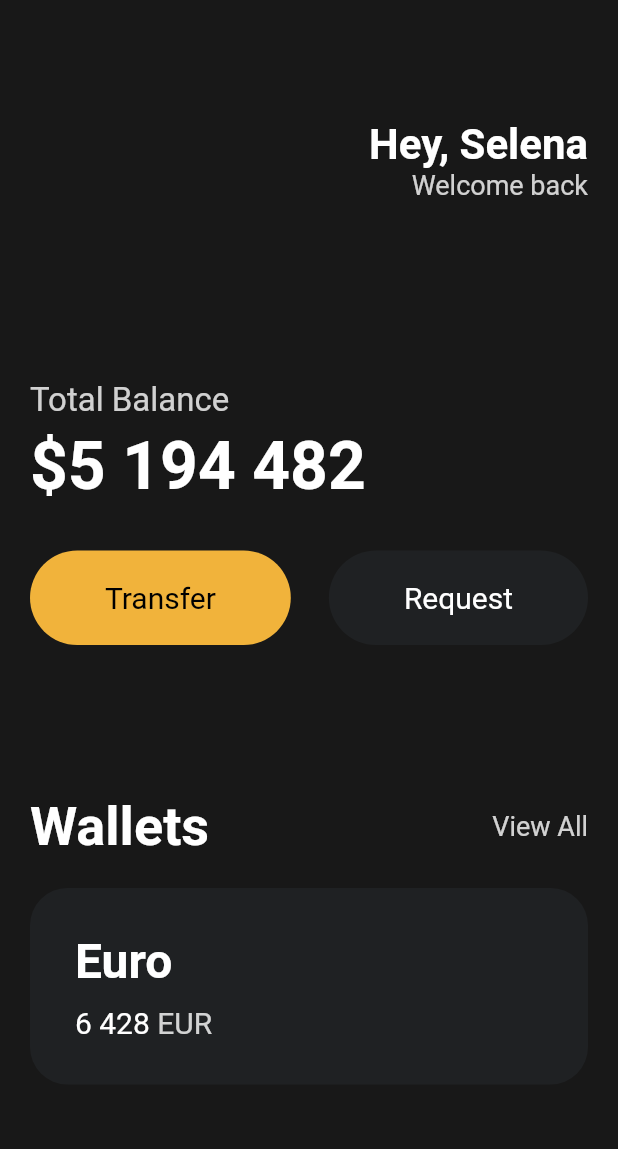
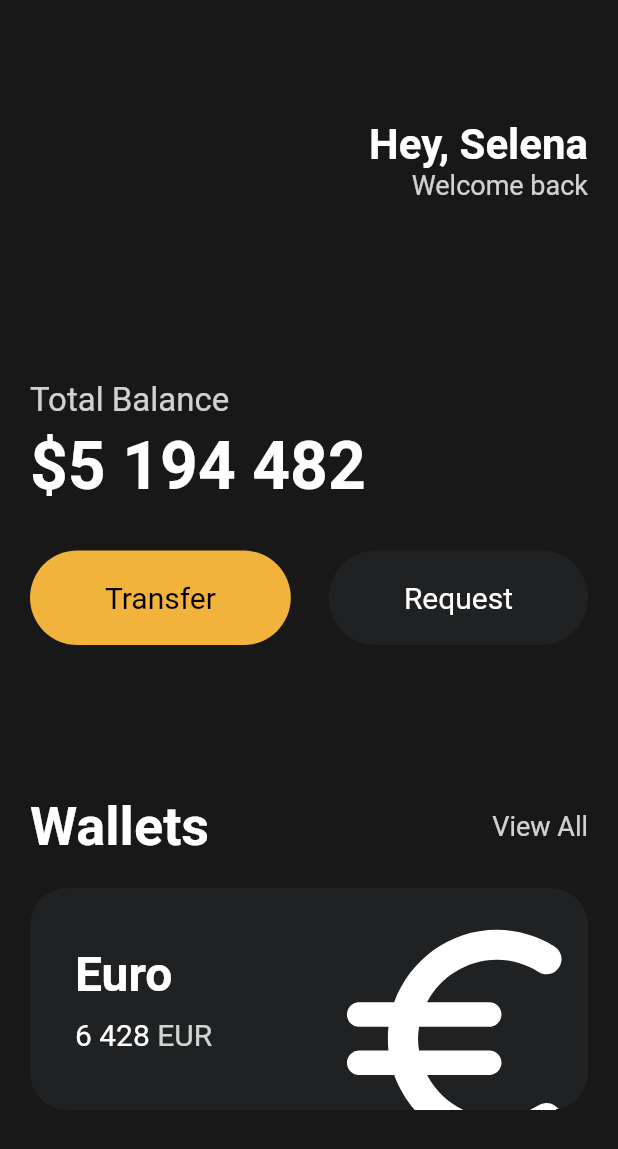
Before and after one commit to hws522/hello-flutter, a Flutter app: the screen it shows after launch, on a phone screen of 412 x 824 dp. Shown: the top 1149 px of the screen. Run offline on Flutter 3.47's test engine with Material 2 defaults, Android fonts, the phone set to English and light mode, and no system bars.

Commit message:
~3.7 Icons and Transforms

```diff
--- a/lib/main.dart
+++ b/lib/main.dart
@@ -111,6 +111,7 @@ class App extends StatelessWidget {
                   height: 20,
                 ),
                 Container(
+                    clipBehavior: Clip.hardEdge,
                     decoration: BoxDecoration(
                       color: const Color(0xff1f2123),
                       borderRadius: BorderRadius.circular(25),
@@ -118,6 +119,7 @@ class App extends StatelessWidget {
                     child: Padding(
                       padding: const EdgeInsets.all(30),
                       child: Row(
+                        mainAxisAlignment: MainAxisAlignment.spaceBetween,
                         children: [
                           Column(
                             crossAxisAlignment: CrossAxisAlignment.start,
@@ -155,7 +157,17 @@ class App extends StatelessWidget {
                                 ],
                               )
                             ],
-                          )
+                          ),
+                          Transform.scale(
+                              scale: 2.2,
+                              child: Transform.translate(
+                                offset: const Offset(-5, 12),
+                                child: const Icon(
+                                  Icons.euro_rounded,
+                                  color: Colors.white,
+                                  size: 88,
+                                ),
+                              ))
                         ],
                       ),
                     ))
```
Also changed, not shown: 1 other file.
